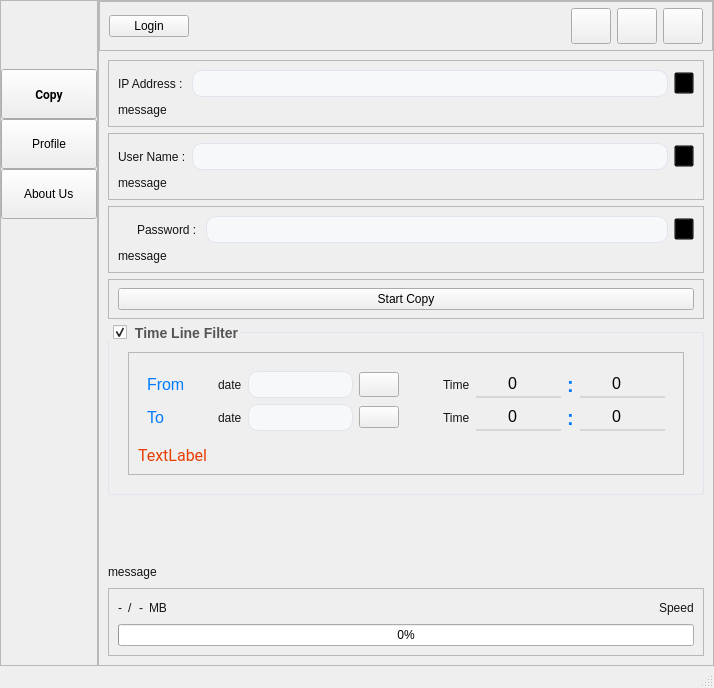
The window that UIFiles/mainUI.ui (amirhossein-mlkz/railProject_imageCopy) describes before a commit, drawn with Qt 5.
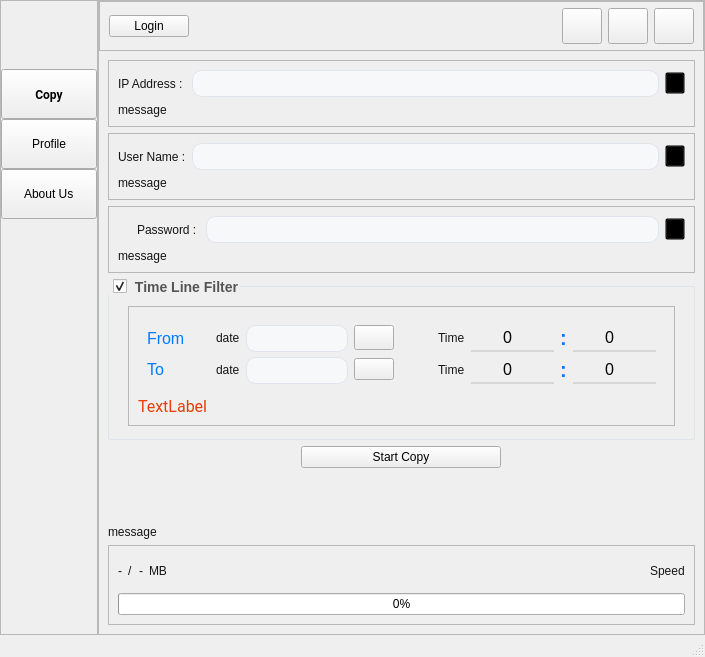
The same window after the commit. Icons and pictures are not drawn. Custom widgets are drawn as their Qt base class.

The edit to the form file:
```diff
--- a/UIFiles/mainUI.ui
+++ b/UIFiles/mainUI.ui
@@ -6,10 +6,16 @@
    <rect>
     <x>0</x>
     <y>0</y>
-    <width>714</width>
-    <height>688</height>
+    <width>705</width>
+    <height>657</height>
    </rect>
   </property>
+  <property name="sizePolicy">
+   <sizepolicy hsizetype="Preferred" vsizetype="Fixed">
+    <horstretch>0</horstretch>
+    <verstretch>0</verstretch>
+   </sizepolicy>
+  </property>
   <property name="windowTitle">
    <string>MainWindow</string>
   </property>
@@ -1075,6 +1081,12 @@
              <layout class="QVBoxLayout" name="verticalLayout_2">
               <item>
                <widget class="QFrame" name="frame_2">
+                <property name="sizePolicy">
+                 <sizepolicy hsizetype="Preferred" vsizetype="Maximum">
+                  <horstretch>0</horstretch>
+                  <verstretch>0</verstretch>
+                 </sizepolicy>
+                </property>
                 <property name="frameShape">
                  <enum>QFrame::Shape::StyledPanel</enum>
                 </property>
@@ -1141,6 +1153,12 @@
               </item>
               <item>
                <widget class="QFrame" name="frame_3">
+                <property name="sizePolicy">
+                 <sizepolicy hsizetype="Preferred" vsizetype="Maximum">
+                  <horstretch>0</horstretch>
+                  <verstretch>0</verstretch>
+                 </sizepolicy>
+                </property>
                 <property name="frameShape">
                  <enum>QFrame::Shape::StyledPanel</enum>
                 </property>
@@ -1203,6 +1221,12 @@
               </item>
               <item>
                <widget class="QFrame" name="frame_4">
+                <property name="sizePolicy">
+                 <sizepolicy hsizetype="Preferred" vsizetype="Maximum">
+                  <horstretch>0</horstretch>
+                  <verstretch>0</verstretch>
+                 </sizepolicy>
+                </property>
                 <property name="frameShape">
                  <enum>QFrame::Shape::StyledPanel</enum>
                 </property>
@@ -1263,55 +1287,6 @@
                 </layout>
                </widget>
               </item>
-              <item>
-               <widget class="QFrame" name="frame_6">
-                <property name="minimumSize">
-                 <size>
-                  <width>0</width>
-                  <height>40</height>
-                 </size>
-                </property>
-                <property name="maximumSize">
-                 <size>
-                  <width>16777215</width>
-                  <height>40</height>
-                 </size>
-                </property>
-                <property name="frameShape">
-                 <enum>QFrame::Shape::StyledPanel</enum>
-                </property>
-                <property name="frameShadow">
-                 <enum>QFrame::Shadow::Raised</enum>
-                </property>
-                <layout class="QHBoxLayout" name="horizontalLayout_7">
-                 <property name="topMargin">
-                  <number>0</number>
-                 </property>
-                 <property name="bottomMargin">
-                  <number>0</number>
-                 </property>
-                 <item>
-                  <widget class="QPushButton" name="copy_button">
-                   <property name="enabled">
-                    <bool>true</bool>
-                   </property>
-                   <property name="cursor">
-                    <cursorShape>PointingHandCursor</cursorShape>
-                   </property>
-                   <property name="styleSheet">
-                    <string notr="true"/>
-                   </property>
-                   <property name="text">
-                    <string>Start Copy</string>
-                   </property>
-                   <property name="styleClass" stdset="0">
-                    <string>fillBtn</string>
-                   </property>
-                  </widget>
-                 </item>
-                </layout>
-               </widget>
-              </item>
               <item>
                <widget class="QGroupBox" name="timeline_groupbox">
                 <property name="minimumSize">
@@ -1697,13 +1672,44 @@
                 </layout>
                </widget>
               </item>
+              <item alignment="Qt::AlignmentFlag::AlignHCenter">
+               <widget class="QPushButton" name="copy_button">
+                <property name="enabled">
+                 <bool>true</bool>
+                </property>
+                <property name="minimumSize">
+                 <size>
+                  <width>200</width>
+                  <height>0</height>
+                 </size>
+                </property>
+                <property name="maximumSize">
+                 <size>
+                  <width>200</width>
+                  <height>16777215</height>
+                 </size>
+                </property>
+                <property name="cursor">
+                 <cursorShape>PointingHandCursor</cursorShape>
+                </property>
+                <property name="styleSheet">
+                 <string notr="true"/>
+                </property>
+                <property name="text">
+                 <string>Start Copy</string>
+                </property>
+                <property name="styleClass" stdset="0">
+                 <string>fillBtn</string>
+                </property>
+               </widget>
+              </item>
               <item>
                <spacer name="verticalSpacer_3">
                 <property name="orientation">
                  <enum>Qt::Orientation::Vertical</enum>
                 </property>
                 <property name="sizeType">
-                 <enum>QSizePolicy::Policy::Fixed</enum>
+                 <enum>QSizePolicy::Policy::Expanding</enum>
                 </property>
                 <property name="sizeHint" stdset="0">
                  <size>
@@ -1737,6 +1743,18 @@
               </item>
               <item>
                <widget class="QFrame" name="frame_5">
+                <property name="minimumSize">
+                 <size>
+                  <width>0</width>
+                  <height>80</height>
+                 </size>
+                </property>
+                <property name="maximumSize">
+                 <size>
+                  <width>16777215</width>
+                  <height>80</height>
+                 </size>
+                </property>
                 <property name="frameShape">
                  <enum>QFrame::Shape::StyledPanel</enum>
                 </property>
```
